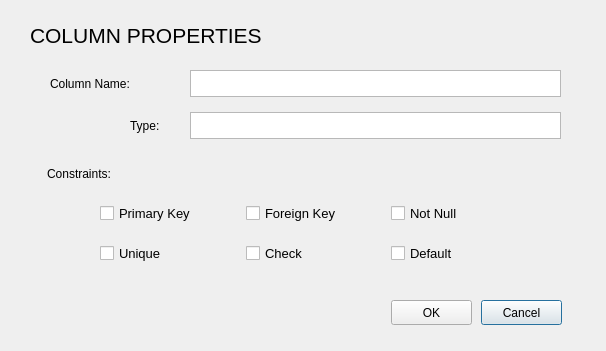
Above: GUI/CrudWindow/CreateTable_ColProperties.ui from BeepBoopBit/student-project-crud before the change. Below: the same form after it.
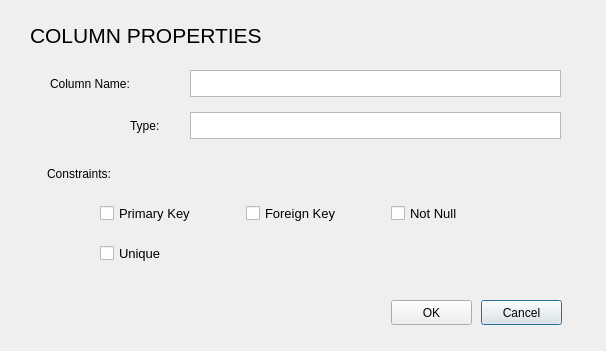
That is the form after the change.

The edit to the form file:
```diff
--- a/GUI/CrudWindow/CreateTable_ColProperties.ui
+++ b/GUI/CrudWindow/CreateTable_ColProperties.ui
@@ -275,44 +275,6 @@
       </property>
      </widget>
     </item>
-    <item>
-     <widget class="QCheckBox" name="check">
-      <property name="font">
-       <font>
-        <family>MS Shell Dlg 2</family>
-        <pointsize>10</pointsize>
-        <weight>50</weight>
-        <italic>false</italic>
-        <bold>false</bold>
-       </font>
-      </property>
-      <property name="styleSheet">
-       <string notr="true">font: 10pt &quot;MS Shell Dlg 2&quot;;</string>
-      </property>
-      <property name="text">
-       <string>Check</string>
-      </property>
-     </widget>
-    </item>
-    <item>
-     <widget class="QCheckBox" name="Default">
-      <property name="font">
-       <font>
-        <family>MS Shell Dlg 2</family>
-        <pointsize>10</pointsize>
-        <weight>50</weight>
-        <italic>false</italic>
-        <bold>false</bold>
-       </font>
-      </property>
-      <property name="styleSheet">
-       <string notr="true">font: 10pt &quot;MS Shell Dlg 2&quot;;</string>
-      </property>
-      <property name="text">
-       <string>Default</string>
-      </property>
-     </widget>
-    </item>
    </layout>
   </widget>
   <widget class="QPushButton" name="CCancel">
```
Left out of the diff: 8 changed lines with no effect on the pictures.
